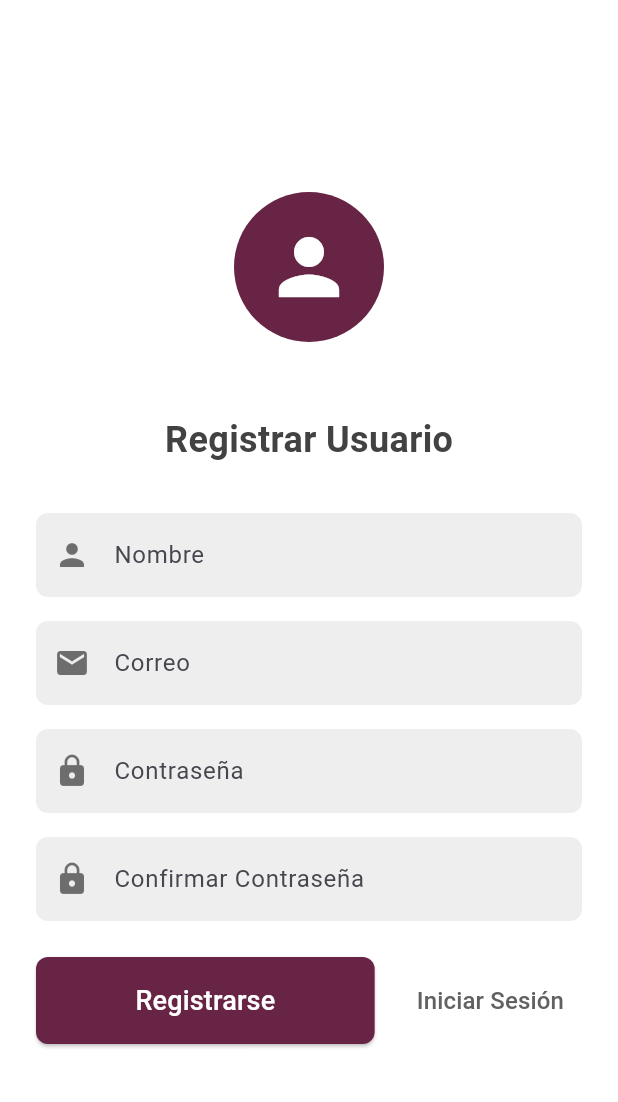
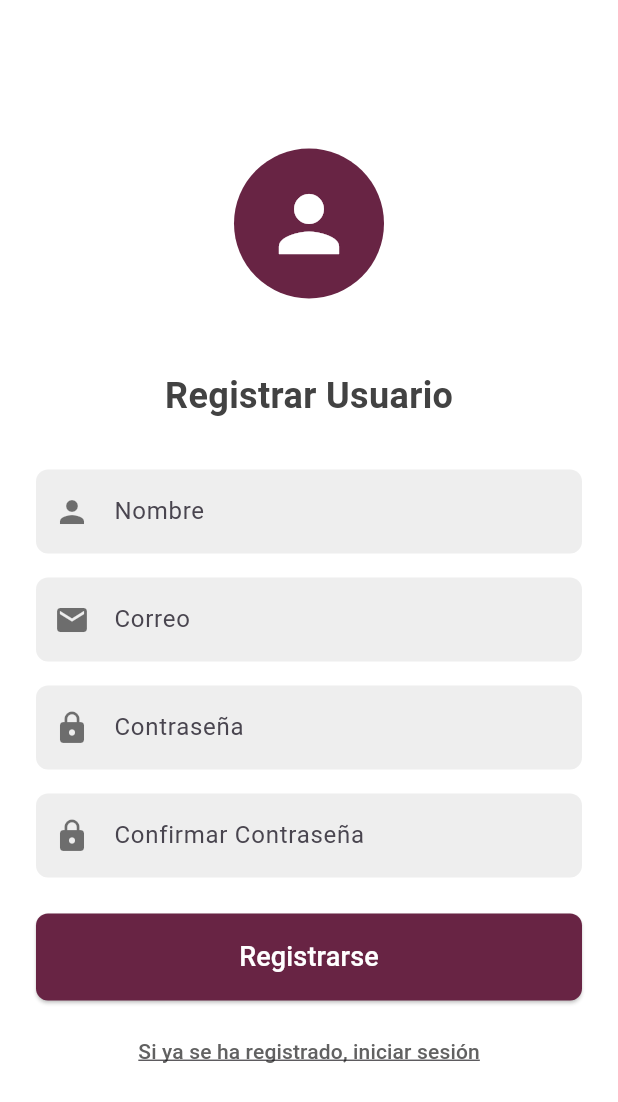
Before and after one commit to RubenTorresNava/integradoramovil, a Flutter app: the RegisterScreen screen opened by its route, on a phone screen of 412 x 824 dp. Shown: the top 1102 px of the screen. Run offline on Flutter 3.47's test engine with Material 3 defaults, Android fonts, the phone set to English and light mode, and no system bars; our stand-ins replace flutter_secure_storage; accounts and stored records are empty.

Commit message:
feat: mejorar el diseño del formulario de registro y ajustar el botón de acción

```diff
--- a/lib/widgets/register_form.dart
+++ b/lib/widgets/register_form.dart
@@ -31,7 +31,8 @@ class RegisterForm extends StatelessWidget {
             ),
             focusedBorder: OutlineInputBorder(
               borderRadius: BorderRadius.circular(8.0),
-              borderSide: const BorderSide(color: Color.fromRGBO(104, 36, 68, 1), width: 2.0),
+              borderSide: const BorderSide(
+                  color: Color.fromRGBO(104, 36, 68, 1), width: 2.0),
             ),
             contentPadding: const EdgeInsets.symmetric(vertical: 16.0),
           ),
@@ -54,7 +55,8 @@ class RegisterForm extends StatelessWidget {
             ),
             focusedBorder: OutlineInputBorder(
               borderRadius: BorderRadius.circular(8.0),
-              borderSide: const BorderSide(color: Color.fromRGBO(104, 36, 68, 1), width: 2.0),
+              borderSide: const BorderSide(
+                  color: Color.fromRGBO(104, 36, 68, 1), width: 2.0),
             ),
             contentPadding: const EdgeInsets.symmetric(vertical: 16.0),
           ),
@@ -77,7 +79,8 @@ class RegisterForm extends StatelessWidget {
             ),
             focusedBorder: OutlineInputBorder(
               borderRadius: BorderRadius.circular(8.0),
-              borderSide: const BorderSide(color: Color.fromRGBO(104, 36, 68, 1), width: 2.0),
+              borderSide: const BorderSide(
+                  color: Color.fromRGBO(104, 36, 68, 1), width: 2.0),
             ),
             contentPadding: const EdgeInsets.symmetric(vertical: 16.0),
           ),
@@ -100,7 +103,8 @@ class RegisterForm extends StatelessWidget {
             ),
             focusedBorder: OutlineInputBorder(
               borderRadius: BorderRadius.circular(8.0),
-              borderSide: const BorderSide(color: Color.fromRGBO(104, 36, 68, 1), width: 2.0),
+              borderSide: const BorderSide(
+                  color: Color.fromRGBO(104, 36, 68, 1), width: 2.0),
             ),
             contentPadding: const EdgeInsets.symmetric(vertical: 16.0),
           ),
@@ -113,17 +117,16 @@ class RegisterForm extends StatelessWidget {
             padding: const EdgeInsets.only(top: 8.0),
             child: Text(
               viewModel.errorMessage!,
-              style: const TextStyle(color: Colors.red, fontWeight: FontWeight.bold),
+              style: const TextStyle(
+                  color: Colors.red, fontWeight: FontWeight.bold),
             ),
           ),
 
         const SizedBox(height: 24.0),
 
-        // Botones de acción
-        Row(
-          mainAxisAlignment: MainAxisAlignment.center,
-          children: <Widget>[
-            Expanded(
+        // Botones de acción (Row modificado)
+        SizedBox(
+          width: double.infinity, // Asegura que el botón ocupe todo el ancho disponible
           child: ElevatedButton(
             onPressed: viewModel.isLoading
                 ? null
@@ -155,18 +158,26 @@ class RegisterForm extends StatelessWidget {
             ),
           ),
         ),
-            const SizedBox(width: 16.0),
+
+        const SizedBox(height: 10.0), // Espacio entre el botón y el texto
+
+        // --- Enlace de texto (Leyenda secundaria) ---
         TextButton(
-              onPressed: viewModel.isLoading ? null : () => viewModel.goToLogin(context),
+          onPressed: viewModel.isLoading
+              ? null
+              : () {
+            // Vuelve a la pantalla de Login
+            Navigator.of(context).pop();
+          },
+          // Leyenda
           child: Text(
-                'Iniciar Sesión',
+            'Si ya se ha registrado, iniciar sesión',
             style: TextStyle(
-                  fontSize: 16.0,
+              fontSize: 14.0,
               color: Colors.grey[700],
+              decoration: TextDecoration.underline, // Opcional: Subrayar para indicar que es un enlace
             ),
           ),
-            ),
-          ],
         ),
       ],
     );
```
Lines whose indentation alone changed are shown as unchanged.
